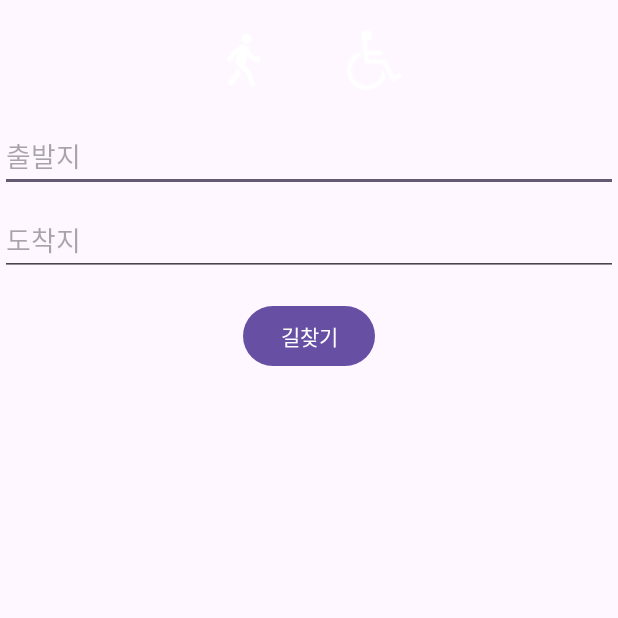
After one commit to NaYoonSoo/Team3, an Android app: the RouteSearchActivity screen opened directly, with no data from a screen before it, on a phone screen of 412 x 824 dp, the top half of it. The commit adds this screen. Run offline under Robolectric (Android 15) with nearby library versions, the phone set to English and light mode, and no system bars.

Commit message:
길찾기 아직 만드는중

```diff
--- a/app/src/main/AndroidManifest.xml
+++ b/app/src/main/AndroidManifest.xml
@@ -2,9 +2,9 @@
 <manifest xmlns:android="http://schemas.android.com/apk/res/android"
     xmlns:tools="http://schemas.android.com/tools">
 
-    <uses-permission android:name="android.permission.ACCESS_FINE_LOCATION"/>
-    <uses-permission android:name="android.permission.ACCESS_COARSE_LOCATION"/>
-    <uses-permission android:name="android.permission.INTERNET"/>
+    <uses-permission android:name="android.permission.ACCESS_FINE_LOCATION" />
+    <uses-permission android:name="android.permission.ACCESS_COARSE_LOCATION" />
+    <uses-permission android:name="android.permission.INTERNET" />
 
     <application
         android:allowBackup="true"
@@ -14,9 +14,11 @@
         android:label="@string/app_name"
         android:roundIcon="@mipmap/ic_launcher_round"
         android:supportsRtl="true"
-
         android:theme="@style/Theme.Moduroad"
         tools:targetApi="31">
+        <activity
+            android:name=".RouteSearchActivity"
+            android:exported="false" />
         <activity
             android:name=".MainActivity"
             android:exported="true">
@@ -26,9 +28,10 @@
                 <category android:name="android.intent.category.LAUNCHER" />
             </intent-filter>
         </activity>
+
         <meta-data
             android:name="com.naver.maps.map.CLIENT_ID"
-            android:value="sevyscnelo"/>
-        <!-- 클라이언트 시크릿은 AndroidManifest.xml에 포함시키지 않습니다. -->
+            android:value="sevyscnelo" />
     </application>
+
 </manifest>
--- a/app/src/main/java/com/example/moduroad/MainActivity.kt
+++ b/app/src/main/java/com/example/moduroad/MainActivity.kt
@@ -6,6 +6,8 @@ import android.os.Bundle
 import android.widget.ImageButton // ImageButton import 추가
 import android.widget.Toast
 import androidx.appcompat.app.AppCompatActivity
+import android.content.Intent
+import androidx.appcompat.widget.AppCompatButton
 import androidx.core.app.ActivityCompat
 import androidx.core.content.ContextCompat
 import com.google.android.gms.location.*
@@ -39,6 +41,12 @@ class MainActivity : AppCompatActivity(), OnMapReadyCallback {
         findViewById<ImageButton>(R.id.button_current_location).setOnClickListener {
             updateCurrentLocationAndMoveCamera()
         }
+
+        findViewById<AppCompatButton>(R.id.search_road_button).setOnClickListener {
+            val intent = Intent(this, RouteSearchActivity::class.java)
+            startActivity(intent)
+        }
+
 
         val mapFragment = supportFragmentManager.findFragmentById(R.id.map_fragment) as MapFragment?
             ?: MapFragment.newInstance().also {
--- /dev/null
+++ b/app/src/main/java/com/example/moduroad/RouteSearchActivity.kt
@@ -0,0 +1,20 @@
+package com.example.moduroad
+
+import android.os.Bundle
+import androidx.activity.enableEdgeToEdge
+import androidx.appcompat.app.AppCompatActivity
+import androidx.core.view.ViewCompat
+import androidx.core.view.WindowInsetsCompat
+
+class RouteSearchActivity : AppCompatActivity() {
+    override fun onCreate(savedInstanceState: Bundle?) {
+        super.onCreate(savedInstanceState)
+        enableEdgeToEdge()
+        setContentView(R.layout.activity_route_search)
+        ViewCompat.setOnApplyWindowInsetsListener(findViewById(R.id.main)) { v, insets ->
+            val systemBars = insets.getInsets(WindowInsetsCompat.Type.systemBars())
+            v.setPadding(systemBars.left, systemBars.top, systemBars.right, systemBars.bottom)
+            insets
+        }
+    }
+}
--- /dev/null
+++ b/app/src/main/res/drawable/background_divider.xml
@@ -0,0 +1,5 @@
+<?xml version="1.0" encoding="utf-8"?>
+<shape xmlns:android="http://schemas.android.com/apk/res/android">
+    <solid android:color="#50000000"/> <!-- 반투명 회색 -->
+    <size android:height="1dp"/>
+</shape>
--- a/app/src/main/res/drawable/bg_road_button.xml
+++ b/app/src/main/res/drawable/bg_road_button.xml
@@ -1,5 +1,10 @@
-<?xml version="1.0" encoding="utf-8"?>
-<shape xmlns:android="http://schemas.android.com/apk/res/android">
-    <solid android:color="#81BEF7"/> <!-- 흐린 파란색 배경 -->
-    <corners android:radius="4dp"/> <!-- 살짝 둥근 모서리 -->
-</shape>
+<!-- res/drawable/bg_road_button.xml -->
+<ripple xmlns:android="http://schemas.android.com/apk/res/android"
+    android:color="?attr/colorControlHighlight"> <!-- 리플 효과의 색상 -->
+    <item>
+        <shape>
+            <solid android:color="#81BEF7"/> <!-- 기존의 흐린 파란색 배경 -->
+            <corners android:radius="4dp"/> <!-- 살짝 둥근 모서리 -->
+        </shape>
+    </item>
+</ripple>
--- a/app/src/main/res/layout/activity_main.xml
+++ b/app/src/main/res/layout/activity_main.xml
@@ -49,6 +49,7 @@
             android:layout_width="48dp"
             android:layout_height="48dp"
             android:layout_alignParentEnd="true"
+            android:layout_marginEnd="10dp"
             android:background="@drawable/bg_road_button"
             android:drawableTop="@drawable/ic_find"
             android:drawablePadding="2dp"
--- /dev/null
+++ b/app/src/main/res/layout/activity_route_search.xml
@@ -0,0 +1,74 @@
+<?xml version="1.0" encoding="utf-8"?>
+<androidx.constraintlayout.widget.ConstraintLayout xmlns:android="http://schemas.android.com/apk/res/android"
+    xmlns:app="http://schemas.android.com/apk/res-auto"
+    xmlns:tools="http://schemas.android.com/tools"
+    android:id="@+id/main"
+    android:layout_width="match_parent"
+    android:layout_height="match_parent"
+    tools:context=".RouteSearchActivity">
+
+    <RadioGroup
+        android:id="@+id/routeTypeGroup"
+        android:layout_width="wrap_content"
+        android:layout_height="wrap_content"
+        android:orientation="horizontal"
+        app:layout_constraintTop_toTopOf="parent"
+        app:layout_constraintStart_toStartOf="parent"
+        app:layout_constraintEnd_toEndOf="parent"
+        android:layout_marginTop="16dp">
+
+        <RadioButton
+            android:id="@+id/normalRoute"
+            android:layout_width="wrap_content"
+            android:layout_height="wrap_content"
+            android:checked="true"
+            android:drawableLeft="@drawable/ic_normal_route_2"
+            android:button="@null"
+            android:layout_marginEnd="16dp" />
+
+        <RadioButton
+            android:id="@+id/specialRoute"
+            android:layout_width="wrap_content"
+            android:layout_height="wrap_content"
+            android:drawableRight="@drawable/ic_special_route_2"
+            android:button="@null"
+            android:layout_marginStart="16dp" />
+    </RadioGroup>
+
+
+    <EditText
+        android:id="@+id/startPoint"
+        android:layout_width="0dp"
+        android:layout_height="wrap_content"
+        android:hint="출발지"
+        app:layout_constraintTop_toBottomOf="@id/routeTypeGroup"
+        app:layout_constraintStart_toStartOf="parent"
+        app:layout_constraintEnd_toEndOf="parent"
+        android:layout_marginTop="16dp"
+        android:ems="10"
+        app:layout_constraintHorizontal_bias="0.5" />
+
+    <EditText
+        android:id="@+id/endPoint"
+        android:layout_width="0dp"
+        android:layout_height="wrap_content"
+        android:hint="도착지"
+        app:layout_constraintTop_toBottomOf="@id/startPoint"
+        app:layout_constraintStart_toStartOf="parent"
+        app:layout_constraintEnd_toEndOf="parent"
+        android:layout_marginTop="8dp"
+        android:ems="10"
+        app:layout_constraintHorizontal_bias="0.5" />
+
+    <Button
+        android:id="@+id/searchButton"
+        android:layout_width="wrap_content"
+        android:layout_height="wrap_content"
+        android:text="길찾기"
+        app:layout_constraintTop_toBottomOf="@id/endPoint"
+        app:layout_constraintStart_toStartOf="parent"
+        app:layout_constraintEnd_toEndOf="parent"
+        android:layout_marginTop="16dp"
+        app:layout_constraintHorizontal_bias="0.5" />
+
+</androidx.constraintlayout.widget.ConstraintLayout>
```
Also changed, not shown: app/src/main/res/drawable/ic_normal_route.png (added), app/src/main/res/drawable/ic_normal_route_2.png (added), app/src/main/res/drawable/ic_special_route.png (added), app/src/main/res/drawable/ic_special_route_2.png (added).
